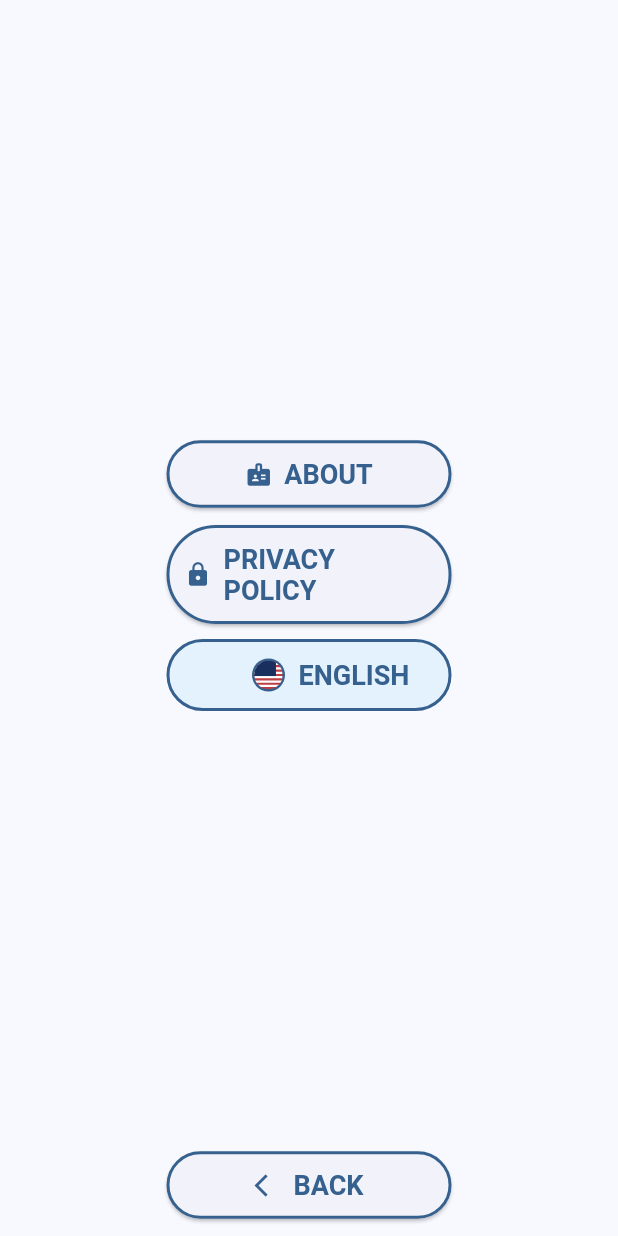
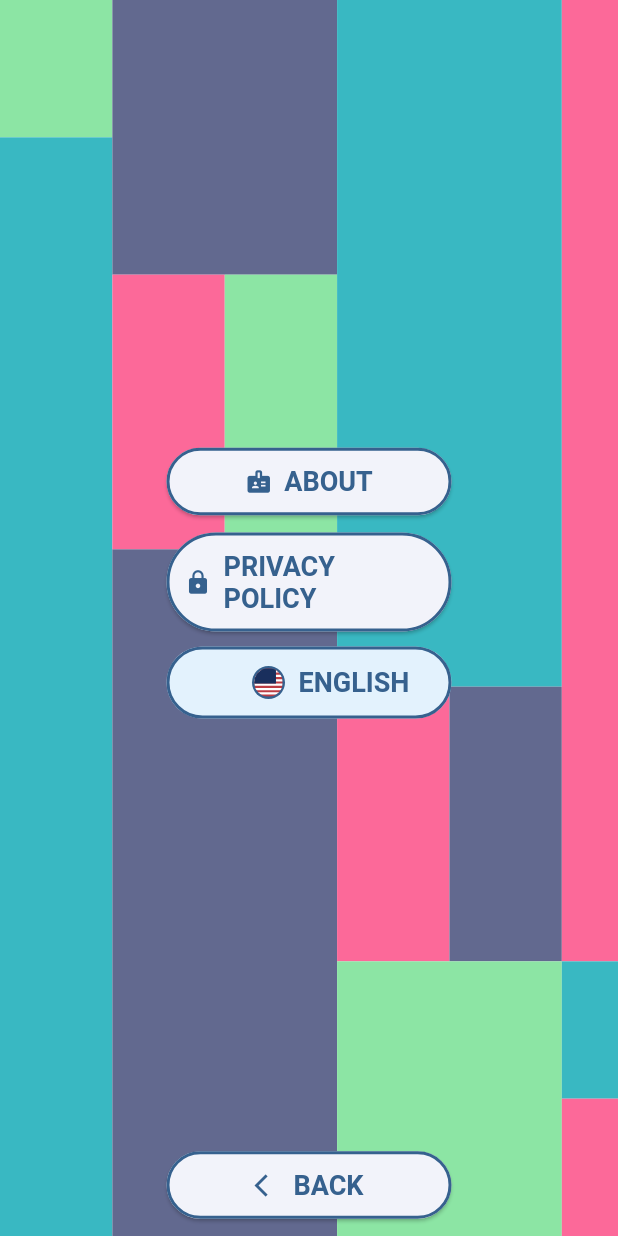
Before and after one commit to ogurecapps/who_boogles_it, a Flutter app: the screen it shows after launch, after a tap on "SETTINGS", on a phone screen of 412 x 824 dp. Run offline on Flutter 3.47's test engine with Material 3 defaults, Android fonts, the phone set to English and light mode, and no system bars; our stand-ins replace easy_localization, flutter_svg, go_router; Roboto replaces fonts that are missing (SofiaSans).

Commit message:
Custom scaffold finished and added to screens

```diff
--- /dev/null
+++ b/lib/core/widgets/abstract_background.dart
@@ -0,0 +1,70 @@
+import 'package:flutter/material.dart';
+
+/// Literally abstract, like abstract art
+class AbstractBackground extends StatelessWidget {
+  const AbstractBackground({super.key});
+
+  static const palette = (
+    Color(0xff39b8c2),
+    Color(0xff62698f),
+    Color(0xfffc6999),
+    Color(0xff8ce5a4),
+  );
+
+  static List<({int rootFlex, List<({int flex, List<Color> colors})> boxes})> blueprint = [
+    (
+      rootFlex: 2,
+      boxes: [
+        (flex: 1, colors: [palette.$4]),
+        (flex: 8, colors: [palette.$1]),
+      ]
+    ),
+    (
+      rootFlex: 4,
+      boxes: [
+        (flex: 2, colors: [palette.$2]),
+        (flex: 2, colors: [palette.$3, palette.$4]),
+        (flex: 5, colors: [palette.$2]),
+      ]
+    ),
+    (
+      rootFlex: 4,
+      boxes: [
+        (flex: 5, colors: [palette.$1]),
+        (flex: 2, colors: [palette.$3, palette.$2]),
+        (flex: 2, colors: [palette.$4]),
+      ]
+    ),
+    (
+      rootFlex: 1,
+      boxes: [
+        (flex: 7, colors: [palette.$3]),
+        (flex: 1, colors: [palette.$1]),
+        (flex: 1, colors: [palette.$3]),
+      ]
+    ),
+  ];
+
+  Widget buildColumn(int rootFlex, List<({int flex, List<Color> colors})> boxes) {
+    return Expanded(
+      flex: rootFlex,
+      child: Column(children: [
+        for (var box in boxes)
+          Expanded(
+            flex: box.flex,
+            child: Row(children: [
+              for (var color in box.colors)
+                Expanded(child: Container(decoration: BoxDecoration(color: color))),
+            ]),
+          )
+      ]),
+    );
+  }
+
+  @override
+  Widget build(BuildContext context) {
+    return Row(
+      children: [for (var column in blueprint) buildColumn(column.rootFlex, column.boxes)],
+    );
+  }
+}
--- /dev/null
+++ b/lib/core/widgets/scaffold_wrapper.dart
@@ -0,0 +1,52 @@
+import 'package:flutter/material.dart';
+import 'package:who_boogles_it/app/themes/app_size.dart';
+import 'package:who_boogles_it/core/widgets/abstract_background.dart';
+
+/// Background can be Color, Image, or Widget
+class ScaffoldWrapper extends StatelessWidget {
+  const ScaffoldWrapper(
+      {Key? key,
+      required this.body,
+      this.background,
+      this.padding = const EdgeInsets.all(AppSize.defaultSpace)})
+      : super(key: key);
+
+  final Widget body;
+  final Object? background;
+  final EdgeInsets padding;
+
+  @override
+  Widget build(BuildContext context) {
+    Color? backColor;
+    DecorationImage? backImage;
+    Widget? backClass;
+
+    if (background is Color) {
+      backColor = background as Color?;
+    } else if (background is DecorationImage) {
+      backImage = background as DecorationImage?;
+    } else {
+      backClass = (background ?? const AbstractBackground()) as Widget?; // default
+    }
+
+    return Scaffold(
+      body: SafeArea(
+        child: Container(
+          decoration: BoxDecoration(
+            image: backImage,
+            color: backColor,
+          ),
+          child: Stack(
+            children: [
+              if (backClass != null) backClass,
+              Padding(
+                padding: padding,
+                child: body,
+              ),
+            ],
+          ),
+        ),
+      ),
+    );
+  }
+}
--- a/lib/features/home/home_screen.dart
+++ b/lib/features/home/home_screen.dart
@@ -1,4 +1,5 @@
 import 'package:flutter/material.dart';
+import 'package:who_boogles_it/core/widgets/scaffold_wrapper.dart';
 import 'package:who_boogles_it/features/home/presentation/widgets/actions_group.dart';
 import 'package:who_boogles_it/features/home/presentation/widgets/game_title.dart';
 
@@ -7,16 +8,8 @@ class HomeScreen extends StatelessWidget {
 
   @override
   Widget build(BuildContext context) {
-    return Scaffold(
-      body: SafeArea(
-        child: Container(
-          decoration: const BoxDecoration(
-            image: DecorationImage(
-              image: AssetImage("assets/images/jpg/placeholder.jpg"),
-              fit: BoxFit.cover,
-            ),
-          ),
-          child: Stack(
+    return ScaffoldWrapper(
+      body: Stack(
         children: [
           Container(
             alignment: Alignment.topCenter,
@@ -26,8 +19,6 @@ class HomeScreen extends StatelessWidget {
           const Center(child: ActionsGroup()),
         ],
       ),
-        ),
-      ),
     );
   }
 }
--- a/lib/features/home/presentation/widgets/actions_group.dart
+++ b/lib/features/home/presentation/widgets/actions_group.dart
@@ -1,6 +1,7 @@
 import 'dart:io';
 
 import 'package:easy_localization/easy_localization.dart';
+import 'package:flutter/foundation.dart';
 import 'package:flutter/material.dart';
 import 'package:flutter/services.dart';
 import 'package:go_router/go_router.dart';
@@ -35,7 +36,9 @@ class ActionsGroup extends StatelessWidget {
             buildNavButton('/settings', Icons.settings, LocaleKeys.settings),
             space,
             Visibility(
-              visible: (Platform.isAndroid || Platform.isLinux || Platform.isMacOS || Platform.isWindows),
+              visible: (kIsWeb
+                  ? false
+                  : Platform.isAndroid || Platform.isLinux || Platform.isMacOS || Platform.isWindows),
               child: ElevatedButton.icon(
                 onPressed: onExitPressed,
                 icon: const Icon(Icons.cancel),
@@ -47,11 +50,13 @@ class ActionsGroup extends StatelessWidget {
   }
 
   void onExitPressed() {
-    Future.delayed(const Duration(milliseconds: 500), () {
-      if (Platform.isAndroid) {
-        SystemChannels.platform.invokeMethod('SystemNavigator.pop');
-      } else {
-        exit(0);
+    Future.delayed(const Duration(milliseconds: 300), () {
+      if (!kIsWeb) {
+        if (Platform.isAndroid) {
+          SystemChannels.platform.invokeMethod('SystemNavigator.pop');
+        } else {
+          exit(0);
+        }
       }
     });
   }
--- a/lib/features/profile/presentation/profile_screen.dart
+++ b/lib/features/profile/presentation/profile_screen.dart
@@ -1,5 +1,6 @@
 import 'package:flutter/material.dart';
 import 'package:who_boogles_it/app/themes/app_size.dart';
+import 'package:who_boogles_it/core/widgets/scaffold_wrapper.dart';
 import 'package:who_boogles_it/features/profile/presentation/widgets/bottom_bar.dart';
 import 'package:who_boogles_it/features/profile/presentation/widgets/nickname_input.dart';
 
@@ -8,21 +9,16 @@ class ProfileScreen extends StatelessWidget {
 
   @override
   Widget build(BuildContext context) {
-    return SafeArea(
-      child: Scaffold(
-          body: Container(
-        padding: const EdgeInsets.all(AppSize.defaultSpace),
-        child: const Column(
-          children: [
+    return ScaffoldWrapper(
+      background: Theme.of(context).colorScheme.background,
+      body: const Column(children: [
         SizedBox(height: AppSize.defaultSpace),
         NicknameInput(),
         SizedBox(height: AppSize.defaultSpace),
         Expanded(child: Placeholder()),
         SizedBox(height: AppSize.defaultSpace),
         BottomBar(),
-          ],
-        ),
-      )),
+      ]),
     );
   }
 }
--- a/lib/features/settings/presentation/settings_screen.dart
+++ b/lib/features/settings/presentation/settings_screen.dart
@@ -2,6 +2,7 @@ import 'package:easy_localization/easy_localization.dart';
 import 'package:flutter/material.dart';
 import 'package:go_router/go_router.dart';
 import 'package:who_boogles_it/app/themes/app_size.dart';
+import 'package:who_boogles_it/core/widgets/scaffold_wrapper.dart';
 import 'package:who_boogles_it/features/settings/presentation/widgets/settings_buttons.dart';
 import 'package:who_boogles_it/generated/locale_keys.g.dart';
 
@@ -10,10 +11,8 @@ class SettingsScreen extends StatelessWidget {
 
   @override
   Widget build(BuildContext context) {
-    return Scaffold(
-        body: SafeArea(
-      child: Column(
-        children: [
+    return ScaffoldWrapper(
+      body: Column(children: [
         const SettingsButtons(),
         SizedBox(
           width: AppSize.menuButtonWidth,
@@ -23,9 +22,7 @@ class SettingsScreen extends StatelessWidget {
             label: const Text(LocaleKeys.back).tr(),
           ),
         ),
-          const SizedBox(height: AppSize.defaultSpace),
-        ],
-      ),
-    ));
+      ]),
+    );
   }
 }
--- a/lib/features/settings/presentation/widgets/settings_buttons.dart
+++ b/lib/features/settings/presentation/widgets/settings_buttons.dart
@@ -1,5 +1,6 @@
 import 'package:easy_localization/easy_localization.dart';
 import 'package:flutter/material.dart';
+import 'package:url_launcher/url_launcher.dart';
 import 'package:who_boogles_it/app/themes/app_size.dart';
 import 'package:who_boogles_it/features/settings/presentation/widgets/language_selector.dart';
 import 'package:who_boogles_it/generated/locale_keys.g.dart';
@@ -26,7 +27,7 @@ class SettingsButtons extends StatelessWidget {
               ),
               space,
               ElevatedButton.icon(
-                onPressed: () {},
+                onPressed: onPrivacyPressed,
                 icon: const Icon(Icons.lock),
                 label: const Text(LocaleKeys.privacy).tr(),
               ),
@@ -39,3 +40,13 @@ class SettingsButtons extends StatelessWidget {
     );
   }
 }
+
+Future<void> onPrivacyPressed() async {
+  var url = Uri.parse("https://ogurecapps.github.io/privacy-policy");
+
+  if (await canLaunchUrl(url)) {
+    await launchUrl(url);
+  } else {
+    throw Exception('Could not launch $url');
+  }
+}
--- a/lib/main.dart
+++ b/lib/main.dart
@@ -25,7 +25,7 @@ class App extends StatelessWidget {
   @override
   Widget build(BuildContext context) {
     return MaterialApp.router(
-      title: tr(LocaleKeys.gameTitle),
+      onGenerateTitle: (BuildContext context) => LocaleKeys.gameTitle.tr(),
       theme: AppTheme().buildThemeData(),
       debugShowCheckedModeBanner: false,
       routerConfig: AppRouter.router,
--- a/pubspec.yaml
+++ b/pubspec.yaml
@@ -12,11 +12,11 @@ dependencies:
   flutter:
     sdk: flutter
 
-  flutter_bloc: ^8.1.3
   go_router: ^13.2.0
   easy_localization: ^3.0.3
   flutter_svg: ^2.0.9
   flutter_native_splash: ^2.3.11
+  url_launcher: ^6.2.4
 
 dev_dependencies:
   flutter_test:
@@ -28,7 +28,6 @@ flutter:
   uses-material-design: true
 
   assets:
-    - assets/images/jpg/
     - assets/images/svg/
     - assets/translations/
 
```
Also changed, not shown: assets/images/jpg/placeholder.jpg (deleted), pubspec.lock, 7 other files. Lines whose indentation alone changed are shown as unchanged.
